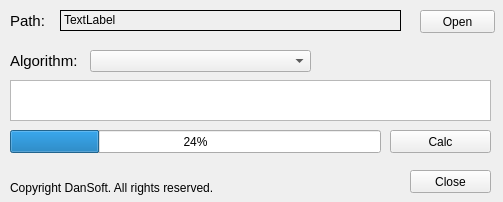
Before: the Qt Designer form mainwindow.ui in admsasha/qcalcfilehash, drawn with Qt 5.
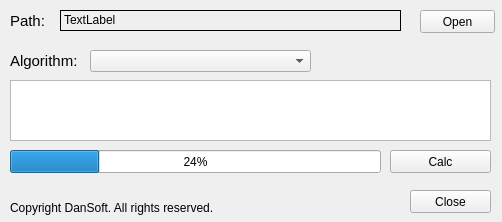
After: the same form once the commit is applied.

The edit to the form file:
```diff
--- a/mainwindow.ui
+++ b/mainwindow.ui
@@ -6,8 +6,8 @@
    <rect>
     <x>0</x>
     <y>0</y>
-    <width>503</width>
-    <height>202</height>
+    <width>502</width>
+    <height>222</height>
    </rect>
   </property>
   <property name="windowTitle">
@@ -18,7 +18,7 @@
     <property name="geometry">
      <rect>
       <x>410</x>
-      <y>170</y>
+      <y>190</y>
       <width>81</width>
       <height>23</height>
      </rect>
@@ -91,7 +91,7 @@
     <property name="geometry">
      <rect>
       <x>10</x>
-      <y>130</y>
+      <y>150</y>
       <width>371</width>
       <height>23</height>
      </rect>
@@ -110,7 +110,7 @@
     <property name="geometry">
      <rect>
       <x>390</x>
-      <y>130</y>
+      <y>150</y>
       <width>101</width>
       <height>23</height>
      </rect>
@@ -125,7 +125,7 @@
       <x>10</x>
       <y>80</y>
       <width>481</width>
-      <height>41</height>
+      <height>61</height>
      </rect>
     </property>
     <property name="readOnly">
@@ -135,8 +135,8 @@
      <string>&lt;!DOCTYPE HTML PUBLIC &quot;-//W3C//DTD HTML 4.0//EN&quot; &quot;http://www.w3.org/TR/REC-html40/strict.dtd&quot;&gt;
 &lt;html&gt;&lt;head&gt;&lt;meta name=&quot;qrichtext&quot; content=&quot;1&quot; /&gt;&lt;style type=&quot;text/css&quot;&gt;
 p, li { white-space: pre-wrap; }
-&lt;/style&gt;&lt;/head&gt;&lt;body style=&quot; font-family:'MS Shell Dlg 2'; font-size:8.25pt; font-weight:400; font-style:normal;&quot;&gt;
-&lt;p style=&quot;-qt-paragraph-type:empty; margin-top:0px; margin-bottom:0px; margin-left:0px; margin-right:0px; -qt-block-indent:0; text-indent:0px; font-size:8pt;&quot;&gt;&lt;br /&gt;&lt;/p&gt;&lt;/body&gt;&lt;/html&gt;</string>
+&lt;/style&gt;&lt;/head&gt;&lt;body style=&quot; font-family:'Droid Sans'; font-size:10pt; font-weight:400; font-style:normal;&quot;&gt;
+&lt;p style=&quot;-qt-paragraph-type:empty; margin-top:0px; margin-bottom:0px; margin-left:0px; margin-right:0px; -qt-block-indent:0; text-indent:0px; font-family:'MS Shell Dlg 2'; font-size:8pt;&quot;&gt;&lt;br /&gt;&lt;/p&gt;&lt;/body&gt;&lt;/html&gt;</string>
     </property>
     <property name="acceptRichText">
      <bool>false</bool>
@@ -167,7 +167,7 @@
     <property name="geometry">
      <rect>
       <x>10</x>
-      <y>180</y>
+      <y>200</y>
       <width>371</width>
       <height>16</height>
      </rect>
```
